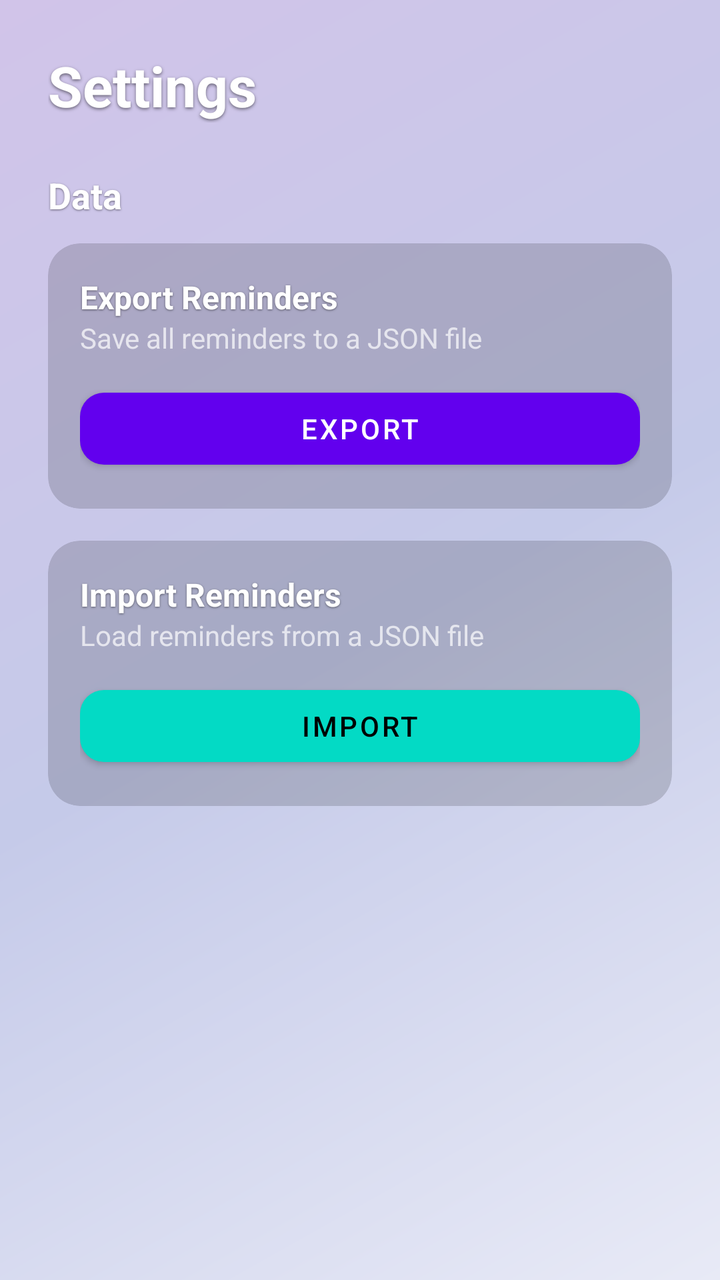
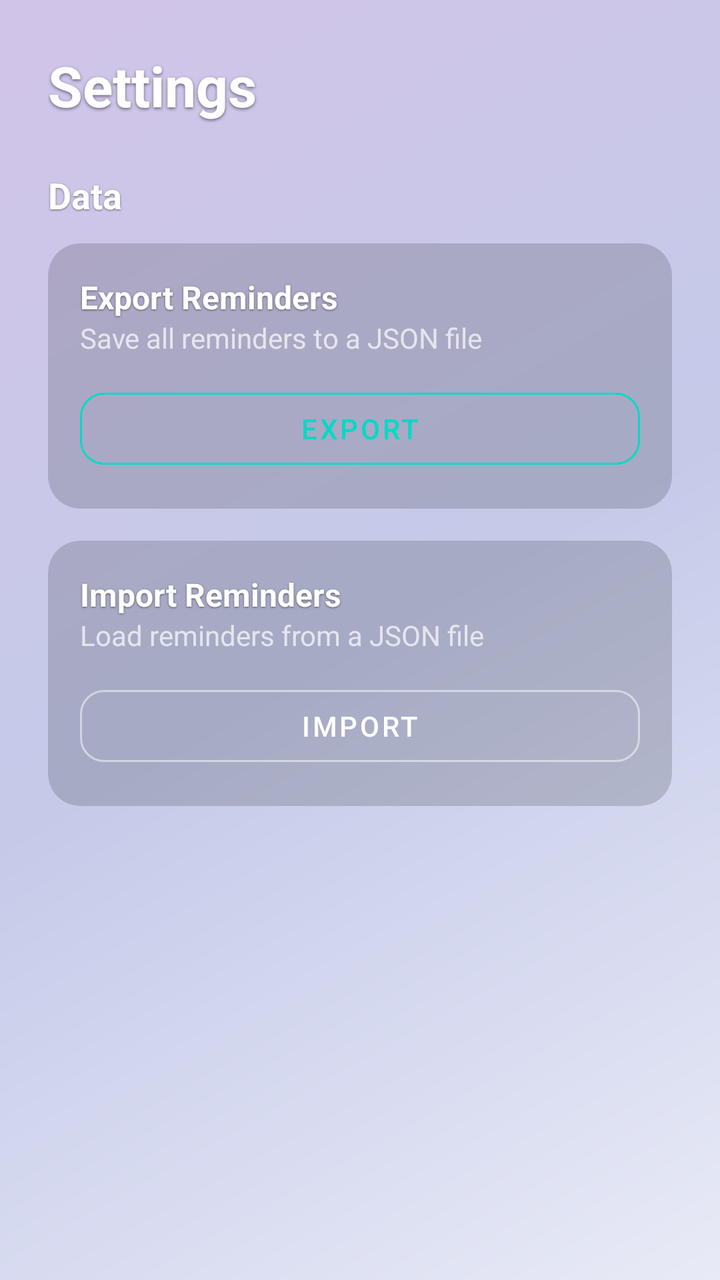

Before-and-after screenshots of an Android layout around one commit, followed by the original layout XML and the change that was made.
<!-- AndroidManifest.xml: application theme Theme.LocationReminder -->
<!-- res/layout/activity_settings.xml -->
<?xml version="1.0" encoding="utf-8"?>
<androidx.constraintlayout.widget.ConstraintLayout
    android:id="@+id/rootLayout"
    xmlns:android="http://schemas.android.com/apk/res/android"
    xmlns:app="http://schemas.android.com/apk/res-auto"
    android:layout_width="match_parent"
    android:layout_height="match_parent"
    android:fitsSystemWindows="true"
    android:background="@drawable/gradient_background">

    <ScrollView
        android:layout_width="0dp"
        android:layout_height="0dp"
        app:layout_constraintTop_toTopOf="parent"
        app:layout_constraintBottom_toBottomOf="parent"
        app:layout_constraintStart_toStartOf="parent"
        app:layout_constraintEnd_toEndOf="parent">

        <LinearLayout
            android:layout_width="match_parent"
            android:layout_height="wrap_content"
            android:orientation="vertical"
            android:padding="24dp">

            <TextView
                android:layout_width="match_parent"
                android:layout_height="wrap_content"
                android:text="Settings"
                android:textColor="@color/white"
                android:textSize="28sp"
                android:textStyle="bold"
                android:layout_marginBottom="24dp"
                android:shadowColor="#80000000"
                android:shadowDx="0"
                android:shadowDy="2"
                android:shadowRadius="4"/>

            <TextView
                android:layout_width="match_parent"
                android:layout_height="wrap_content"
                android:text="Data"
                android:textColor="@color/white"
                android:textSize="18sp"
                android:textStyle="bold"
                android:layout_marginBottom="12dp"
                android:shadowColor="#80000000"
                android:shadowDx="0"
                android:shadowDy="1"
                android:shadowRadius="2"/>

            <com.google.android.material.card.MaterialCardView
                android:layout_width="match_parent"
                android:layout_height="wrap_content"
                app:cardCornerRadius="16dp"
                app:cardElevation="0dp"
                app:cardBackgroundColor="#28000000"
                android:layout_marginBottom="16dp">

                <LinearLayout
                    android:layout_width="match_parent"
                    android:layout_height="wrap_content"
                    android:orientation="vertical"
                    android:padding="16dp">

                    <TextView
                        android:layout_width="match_parent"
                        android:layout_height="wrap_content"
                        android:text="Export Reminders"
                        android:textColor="@color/white"
                        android:textSize="16sp"
                        android:textStyle="bold"
                        android:shadowColor="#80000000"
                        android:shadowDx="0"
                        android:shadowDy="1"
                        android:shadowRadius="2"/>

                    <TextView
                        android:layout_width="match_parent"
                        android:layout_height="wrap_content"
                        android:text="Save all reminders to a JSON file"
                        android:textColor="@color/white"
                        android:alpha="0.7"
                        android:textSize="14sp"
                        android:layout_marginBottom="12dp"/>

                    <com.google.android.material.button.MaterialButton
                        android:id="@+id/btnExport"
                        android:layout_width="match_parent"
                        android:layout_height="48dp"
                        android:text="Export"
                        app:backgroundTint="@color/colorPrimary"
                        app:cornerRadius="12dp"
                        android:textColor="@color/white"/>

                </LinearLayout>

            </com.google.android.material.card.MaterialCardView>

            <com.google.android.material.card.MaterialCardView
                android:layout_width="match_parent"
                android:layout_height="wrap_content"
                app:cardCornerRadius="16dp"
                app:cardElevation="0dp"
                app:cardBackgroundColor="#28000000"
                android:layout_marginBottom="16dp">

                <LinearLayout
                    android:layout_width="match_parent"
                    android:layout_height="wrap_content"
                    android:orientation="vertical"
                    android:padding="16dp">

                    <TextView
                        android:layout_width="match_parent"
                        android:layout_height="wrap_content"
                        android:text="Import Reminders"
                        android:textColor="@color/white"
                        android:textSize="16sp"
                        android:textStyle="bold"
                        android:shadowColor="#80000000"
                        android:shadowDx="0"
                        android:shadowDy="1"
                        android:shadowRadius="2"/>

                    <TextView
                        android:layout_width="match_parent"
                        android:layout_height="wrap_content"
                        android:text="Load reminders from a JSON file"
                        android:textColor="@color/white"
                        android:alpha="0.7"
                        android:textSize="14sp"
                        android:layout_marginBottom="12dp"/>

                    <com.google.android.material.button.MaterialButton
                        android:id="@+id/btnImport"
                        android:layout_width="match_parent"
                        android:layout_height="48dp"
                        android:text="Import"
                        app:backgroundTint="@color/colorSecondary"
                        app:cornerRadius="12dp"
                        android:textColor="@color/black"/>

                </LinearLayout>

            </com.google.android.material.card.MaterialCardView>

        </LinearLayout>

    </ScrollView>

</androidx.constraintlayout.widget.ConstraintLayout>
<!-- resources referenced by this layout -->
<resources>
  <color name="black">#000000</color>
  <color name="colorPrimary">#6200EE</color>
  <color name="colorSecondary">#03DAC5</color>
  <color name="white">#FFFFFF</color>
  <!-- drawable gradient_background (drawable) -->
  <?xml version="1.0" encoding="utf-8"?>
  <shape xmlns:android="http://schemas.android.com/apk/res/android"
      android:shape="rectangle">
      <gradient
          android:angle="135"
          android:startColor="#E8EAF6"
          android:centerColor="#C5CAE9"
          android:endColor="#D1C4E9"
          android:type="linear" />
  </shape>
  <style name="Theme.LocationReminder" parent="Theme.MaterialComponents.DayNight.NoActionBar">
      <item name="colorPrimary">@color/colorPrimary</item>
      <item name="colorPrimaryVariant">@color/colorPrimaryVariant</item>
      <item name="colorOnPrimary">@color/white</item>
      <item name="colorSecondary">@color/colorSecondary</item>
      <item name="colorSecondaryVariant">@color/colorSecondaryDark</item>
      <item name="colorOnSecondary">@color/black</item>
  
      
      <item name="android:statusBarColor">@color/gradient_base_dark</item>
      <item name="android:navigationBarColor">@color/gradient_base_dark</item>
  </style>
  <color name="colorPrimaryVariant">#3700B3</color>
  <color name="colorSecondaryDark">#01B7A4</color>
  <color name="gradient_base_dark">#121212</color>
</resources>

<!-- the commit's change to res/layout/activity_settings.xml (unified diff, before → after) -->
@@ -85,12 +85,13 @@
 
                     <com.google.android.material.button.MaterialButton
                         android:id="@+id/btnExport"
+                        style="@style/Widget.MaterialComponents.Button.OutlinedButton"
                         android:layout_width="match_parent"
                         android:layout_height="48dp"
                         android:text="Export"
-                        app:backgroundTint="@color/colorPrimary"
+                        app:strokeColor="@color/colorSecondary"
                         app:cornerRadius="12dp"
-                        android:textColor="@color/white"/>
+                        android:textColor="@color/colorSecondary"/>
 
                 </LinearLayout>
 
@@ -133,12 +134,13 @@
 
                     <com.google.android.material.button.MaterialButton
                         android:id="@+id/btnImport"
+                        style="@style/Widget.MaterialComponents.Button.OutlinedButton"
                         android:layout_width="match_parent"
                         android:layout_height="48dp"
                         android:text="Import"
-                        app:backgroundTint="@color/colorSecondary"
+                        app:strokeColor="#80FFFFFF"
                         app:cornerRadius="12dp"
-                        android:textColor="@color/black"/>
+                        android:textColor="@color/white"/>
 
                 </LinearLayout>
 
<!-- resource entries referenced after the edit -->
@@ -1,7 +1,5 @@
 <!-- resources referenced by this layout -->
 <resources>
-  <color name="black">#000000</color>
-  <color name="colorPrimary">#6200EE</color>
   <color name="colorSecondary">#03DAC5</color>
   <color name="white">#FFFFFF</color>
   <!-- drawable gradient_background (drawable) -->
@@ -27,8 +25,10 @@
       <item name="android:statusBarColor">@color/gradient_base_dark</item>
       <item name="android:navigationBarColor">@color/gradient_base_dark</item>
   </style>
+  <color name="colorPrimary">#6200EE</color>
   <color name="colorPrimaryVariant">#3700B3</color>
   <color name="colorSecondaryDark">#01B7A4</color>
+  <color name="black">#000000</color>
   <color name="gradient_base_dark">#121212</color>
 </resources>
 
